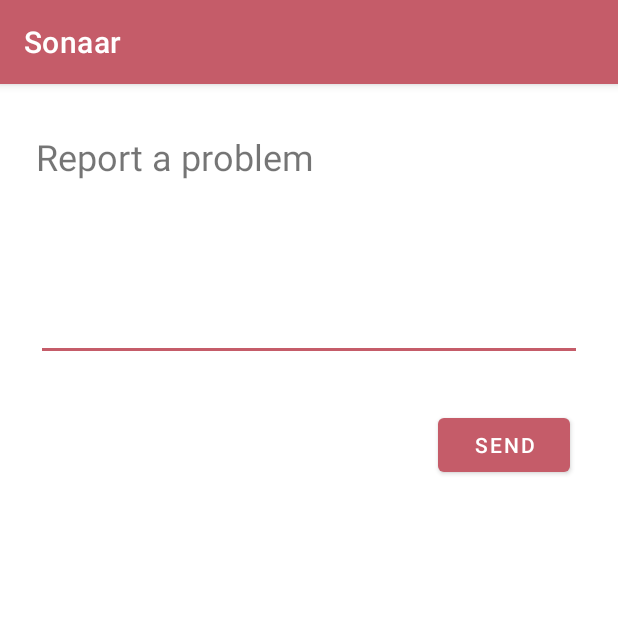
After one commit to SONAARProject/mobile-client, an Android app: the ReportProblemForm screen opened directly, with no data from a screen before it, on a phone screen of 412 x 824 dp, the top half of it. The commit adds this screen. Run offline under Robolectric (Android 15) with nearby library versions, the light colour scheme and no system bars.

Commit message:
update support for api requests update support for Portuguese language added post text collection to aid language detection added form to report problem

```diff
--- a/app/build.gradle
+++ b/app/build.gradle
@@ -11,8 +11,8 @@ android {
         applicationId "pt.fcul.lasige.sonaar"
         minSdkVersion 28
         targetSdkVersion 30
-        versionCode 5
-        versionName "1.0.2-beta-b"
+        versionCode 6
+        versionName "1.0.5-beta"
 
         testInstrumentationRunner "androidx.test.runner.AndroidJUnitRunner"
     }
@@ -40,7 +40,9 @@ dependencies {
     implementation 'androidx.constraintlayout:constraintlayout:2.0.4'
     implementation 'androidx.legacy:legacy-support-v4:1.0.0'
     implementation 'androidx.preference:preference:1.1.1'
+    implementation 'com.github.bumptech.glide:glide:4.12.0'
     testImplementation 'junit:junit:4.13.1'
+    annotationProcessor 'com.github.bumptech.glide:compiler:4.12.0'
     androidTestImplementation 'androidx.test.ext:junit:1.1.2'
     androidTestImplementation 'androidx.test.espresso:espresso-core:3.3.0'
     implementation "androidx.core:core-ktx:1.3.2"
--- /dev/null
+++ b/app/src/main/java/pt/fcul/lasige/sonaar/ReportProblemForm.java
@@ -0,0 +1,21 @@
+package pt.fcul.lasige.sonaar;
+
+import androidx.appcompat.app.AppCompatActivity;
+
+import android.os.Bundle;
+import android.view.View;
+import android.widget.Toast;
+
+public class ReportProblemForm extends AppCompatActivity {
+
+    @Override
+    protected void onCreate(Bundle savedInstanceState) {
+        super.onCreate(savedInstanceState);
+        setContentView(R.layout.activity_report_problem_form);
+
+        findViewById(R.id.bt_report_problem).setOnClickListener(v -> {
+            Toast.makeText(getApplicationContext(), R.string.sent, Toast.LENGTH_SHORT).show();
+            finish();
+        });
+    }
+}
--- a/app/src/main/java/pt/fcul/lasige/sonaar/api/APIClient.java
+++ b/app/src/main/java/pt/fcul/lasige/sonaar/api/APIClient.java
@@ -47,7 +47,7 @@ public class APIClient {
 
     public static void searchImageUrl(String url, IMessageHandler messageHandler, MessageHandler.SOCIAL_NETWORK socialNetwork){
 
-        Call<Message> call1 = getClient().create(APIInterface.class).searchImageUrl(url);
+        Call<Message> call1 = getClient().create(APIInterface.class).searchImageUrl(url, Locale.getDefault().getLanguage());
         call1.enqueue(new Callback<Message>() {
             @Override
             public void onResponse(Call<Message> call, Response<Message> response) {
@@ -84,9 +84,9 @@ public class APIClient {
         });
     }
 
-    public static void insertImageAndAltText(byte[] bytes, String altText){
+    public static void insertImageAndAltText(byte[] bytes, String altText, String postText){
 
-        Call<Message> call = getClient().create(APIInterface.class).insertBase64(Base64.encodeToString(bytes, Base64.NO_WRAP), altText);
+        Call<Message> call = getClient().create(APIInterface.class).insertBase64(Base64.encodeToString(bytes, Base64.NO_WRAP), altText, postText, Locale.getDefault().getLanguage());
         call.enqueue(new Callback<Message>() {
             @Override
             public void onResponse(Call<Message> call, Response<Message> response) {
--- a/app/src/main/java/pt/fcul/lasige/sonaar/api/APIInterface.java
+++ b/app/src/main/java/pt/fcul/lasige/sonaar/api/APIInterface.java
@@ -10,8 +10,8 @@ import retrofit2.http.Path;
 
 public interface APIInterface {
 
-    @GET("search/{url}")
-    Call<Message> searchImageUrl(@Path("url") String url);
+    @GET("search/{lang}/{url}/")
+    Call<Message> searchImageUrl(@Path("url") String url, @Path("lang") String lang);
 
     @FormUrlEncoded
     @POST("search/")
@@ -19,5 +19,5 @@ public interface APIInterface {
 
     @FormUrlEncoded
     @POST("insertBase64/")
-    Call<Message> insertBase64(@Field("imageBase64") String imageBase64, @Field("altText") String altText);
+    Call<Message> insertBase64(@Field("imageBase64") String imageBase64, @Field("altText") String altText, @Field("postText") String postText, @Field("lang") String lang);
 }
--- a/app/src/main/java/pt/fcul/lasige/sonaar/notifications/NotificationActionsService.java
+++ b/app/src/main/java/pt/fcul/lasige/sonaar/notifications/NotificationActionsService.java
@@ -34,7 +34,9 @@ public class NotificationActionsService extends IntentService {
                     ClipData clip = ClipData.newPlainText("altText", intent.getStringExtra("altText"));
                     clipboard.setPrimaryClip(clip);
                 } else if (START_OVERLAY.equals(action)) {
-                    Overlay.getInstance().showAltTextList(intent.getStringArrayListExtra("altTextList"));
+                    Overlay.getInstance().showAltTextList(intent.getStringArrayListExtra("altTextList"),
+                            intent.getStringArrayListExtra("conceptsList"),
+                            intent.getStringArrayListExtra("textList"));
                 } else {
                     throw new IllegalArgumentException("Unsupported action: " + action);
                 }
--- /dev/null
+++ b/app/src/main/res/layout/activity_report_problem_form.xml
@@ -0,0 +1,51 @@
+<?xml version="1.0" encoding="utf-8"?>
+<androidx.constraintlayout.widget.ConstraintLayout xmlns:android="http://schemas.android.com/apk/res/android"
+    xmlns:app="http://schemas.android.com/apk/res-auto"
+    xmlns:tools="http://schemas.android.com/tools"
+    android:layout_width="match_parent"
+    android:layout_height="match_parent"
+    tools:context=".ReportProblemForm">
+
+    <TextView
+        android:id="@+id/textView6"
+        android:layout_width="0dp"
+        android:layout_height="wrap_content"
+        android:layout_marginStart="24dp"
+        android:layout_marginTop="32dp"
+        android:layout_marginEnd="24dp"
+        android:text="@string/report_problem"
+        android:textSize="24sp"
+        app:layout_constraintEnd_toEndOf="parent"
+        app:layout_constraintStart_toStartOf="parent"
+        app:layout_constraintTop_toTopOf="parent" />
+
+    <EditText
+        android:id="@+id/editTextTextPersonName"
+        android:layout_width="0dp"
+        android:layout_height="wrap_content"
+        android:layout_marginStart="24dp"
+        android:layout_marginTop="32dp"
+        android:layout_marginEnd="24dp"
+        android:ems="10"
+        android:inputType="textMultiLine"
+        android:lines="5"
+        android:minLines="3"
+        android:gravity="top|start"
+        app:layout_constraintEnd_toEndOf="parent"
+        app:layout_constraintStart_toStartOf="parent"
+        app:layout_constraintTop_toBottomOf="@+id/textView6" />
+
+    <Button
+        android:id="@+id/bt_report_problem"
+        android:layout_width="wrap_content"
+        android:layout_height="wrap_content"
+        android:layout_marginTop="32dp"
+        android:layout_marginEnd="32dp"
+        android:text="@string/send"
+        app:layout_constraintBottom_toBottomOf="parent"
+        app:layout_constraintEnd_toEndOf="parent"
+        app:layout_constraintHorizontal_bias="1.0"
+        app:layout_constraintStart_toStartOf="parent"
+        app:layout_constraintTop_toBottomOf="@+id/editTextTextPersonName"
+        app:layout_constraintVertical_bias="0.0" />
+</androidx.constraintlayout.widget.ConstraintLayout>
```
Also changed, not shown: app/src/main/AndroidManifest.xml (+12 -2 lines), app/src/main/java/pt/fcul/lasige/sonaar/Controller.java (+7 -1 lines), app/src/main/java/pt/fcul/lasige/sonaar/api/MessageHandler.java (+5 -16 lines), app/src/main/java/pt/fcul/lasige/sonaar/api/pojo/Message.java (+64 -0 lines), app/src/main/java/pt/fcul/lasige/sonaar/notifications/NotificationController.java (+31 -17 lines), app/src/main/java/pt/fcul/lasige/sonaar/overlay/Overlay.java (+15 -9 lines), app/src/main/java/pt/fcul/lasige/sonaar/settings/SettingsActivity.java (+10 -8 lines), app/src/main/java/pt/fcul/lasige/sonaar/sharetarget/ShareTarget.java (+72 -9 lines), app/src/main/java/pt/fcul/lasige/sonaar/util/TreeCrawlers.java (+16 -1 lines), app/src/main/res/layout/activity_share_target.xml (+5 -13 lines), app/src/main/res/layout/alt_text_list.xml (+17 -9 lines), app/src/main/res/values/strings.xml (+21 -2 lines), app/src/main/res/xml/root_preferences.xml (+10 -5 lines), 1 other file.
